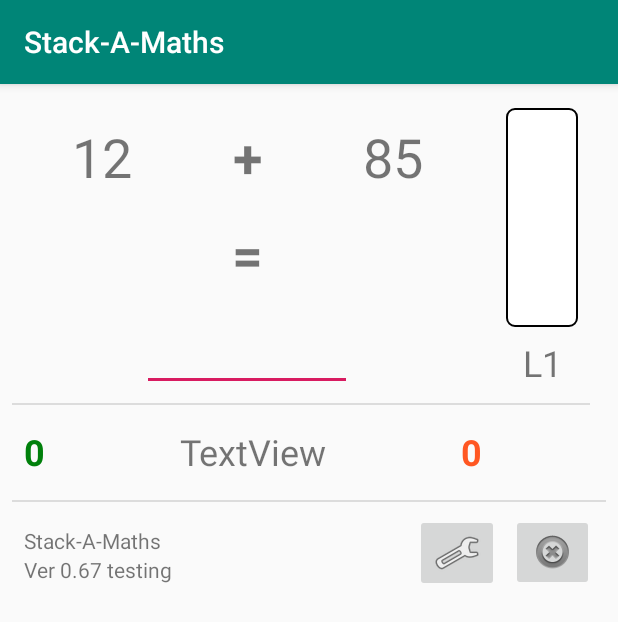
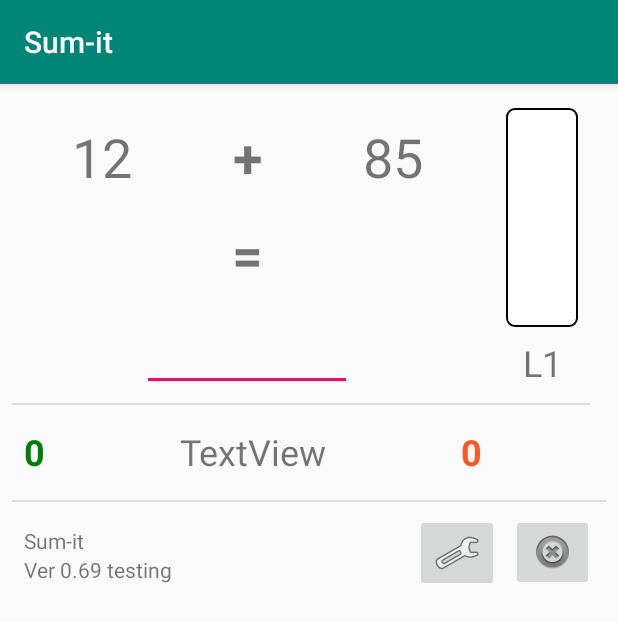
Before and after one commit to TSD2018/OralMaps, an Android app: the MainActivity screen opened directly, with no data from a screen before it, on a phone screen of 412 x 824 dp. Shown: the top 622 px of the screen. Run offline under Robolectric (Android 15) with nearby library versions, the phone set to English and light mode, and no system bars; 3 statements that could not run were skipped.

Commit message:
Ver 0.69
Changed application name to Sum-it
Enabled Share Intent to connect to Soicial media.  Contents for the share still needs to be rendered.

```diff
--- a/OralMaths/app/build.gradle
+++ b/OralMaths/app/build.gradle
@@ -31,4 +31,5 @@ dependencies {
     androidTestImplementation 'com.android.support.test:runner:1.0.2'
     androidTestImplementation 'com.android.support.test.espresso:espresso-core:3.0.2'
     implementation 'com.jjoe64:graphview:4.2.2'
+    implementation 'com.facebook.android:facebook-share:[5,6)'
 }
--- a/OralMaths/app/src/main/java/com/example/oralmaths/MainActivity.kt
+++ b/OralMaths/app/src/main/java/com/example/oralmaths/MainActivity.kt
@@ -3,6 +3,9 @@ package com.example.oralmaths
 import android.app.Activity
 import android.content.Context
 import android.content.Intent
+import android.content.pm.PackageInfo
+import android.content.pm.PackageManager
+import android.content.pm.PackageManager.GET_SIGNATURES
 import android.os.Build
 import android.support.v7.app.AppCompatActivity
 import android.os.Bundle
@@ -16,6 +19,13 @@ import kotlinx.android.synthetic.main.activity_main.*
 import java.util.*
 import android.media.ToneGenerator
 import android.media.AudioManager
+import android.support.annotation.RequiresApi
+import android.support.v4.app.ActivityCompat.startActivityForResult
+import java.security.MessageDigest
+import java.security.NoSuchAlgorithmException
+import java.security.Signature
+import android.util.Base64
+
 
 private const val CURRENT_ARG1 = "Arg1"
 private const val CURRENT_ARG2 = "Arg2"
@@ -53,9 +63,12 @@ class MainActivity : AppCompatActivity(), TextToSpeech.OnInitListener {
     private lateinit var remainingTime: TextView
     private lateinit var textLevel: TextView
 
+    @RequiresApi(Build.VERSION_CODES.P)
     override fun onCreate(savedInstanceState: Bundle?) {
         super.onCreate(savedInstanceState)
         setContentView(R.layout.activity_main)
+
+        printHashKey()
 
         val bClose = findViewById<ImageButton>(R.id.imageButtonClose)
         bClose.setOnClickListener {
@@ -78,6 +91,30 @@ class MainActivity : AppCompatActivity(), TextToSpeech.OnInitListener {
         level.nextLevel(ELevel.LEVEL_INIT, this)
         setScoreBoard()
     }
+
+    @RequiresApi(Build.VERSION_CODES.P)
+    private fun printHashKey() {
+    try{
+        if(Build.VERSION.SDK_INT >= 28) {
+            val info = getPackageManager().getPackageInfo(
+                "com.example.oralmaths",
+                PackageManager.GET_SIGNING_CERTIFICATES
+            )
+            val signatures = info.signingInfo.apkContentsSigners
+            val md = MessageDigest.getInstance("SHA")
+
+            for (signature in signatures) {
+                md.update(signature.toByteArray())
+                var signatureBase64 = String(Base64.encode(md.digest(), Base64.DEFAULT))
+//                var signatureBase64 = Base64.getEncoder(md.digest(), Base64) // String(Base64.encode(md.digest(), Base64.DEFAULT))
+                Log.d("KEYHASH", signatureBase64)
+            }
+        }
+        } catch(e: PackageManager.NameNotFoundException) {
+        } catch (e: NoSuchAlgorithmException){
+        }
+    }
+
 
 
     override fun onStart() {
--- a/OralMaths/app/src/main/res/values/strings.xml
+++ b/OralMaths/app/src/main/res/values/strings.xml
@@ -1,6 +1,6 @@
 <resources>
-    <string name="app_ver">Ver 0.67 testing</string>
-    <string name="app_name">Stack-A-Maths</string>
+    <string name="app_ver">Ver 0.69 testing</string>
+    <string name="app_name">Sum-it</string>
     <string name="test_mode">yes</string>
     <string name="strings_op_default">+</string>
     <string name="strings_equals">=</string>
@@ -67,4 +67,5 @@
     <string name="strings_next">Next</string>
     <string name="strings_strike_rate">Strike Rate</string>
     <string name="strings_attempt_rate">Attempt Rate</string>
+    <string name="facebook_app_id">451721482255483</string>
 </resources>
--- a/OralMaths/build.gradle
+++ b/OralMaths/build.gradle
@@ -8,7 +8,7 @@ buildscript {
 
     }
     dependencies {
-        classpath 'com.android.tools.build:gradle:3.3.1'
+        classpath 'com.android.tools.build:gradle:3.4.1'
         classpath "org.jetbrains.kotlin:kotlin-gradle-plugin:$kotlin_version"
         // NOTE: Do not place your application dependencies here; they belong
         // in the individual module build.gradle files
```
Also changed, not shown: OralMaths/app/src/main/AndroidManifest.xml (+7 -0 lines), OralMaths/app/src/main/java/com/example/oralmaths/Summary.kt (+28 -0 lines), OralMaths/app/src/main/res/layout/activity_complete.xml (+0 -7 lines), OralMaths/app/src/main/res/drawable/sumit.png (added), OralMaths/gradle/wrapper/gradle-wrapper.properties.
